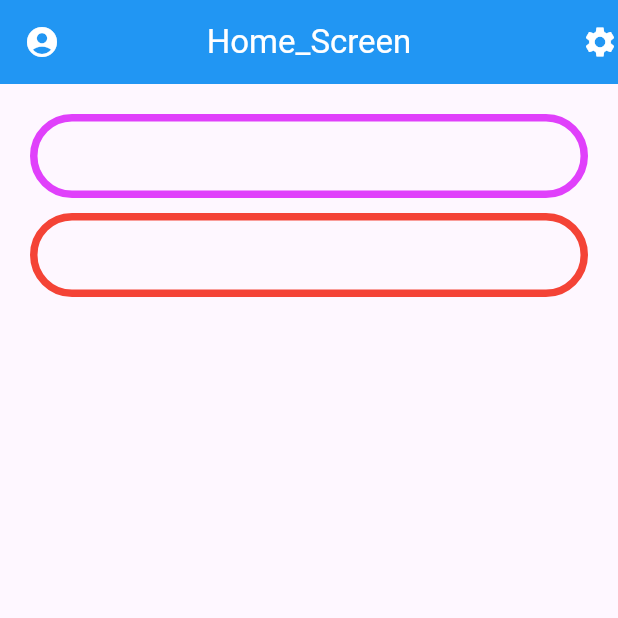
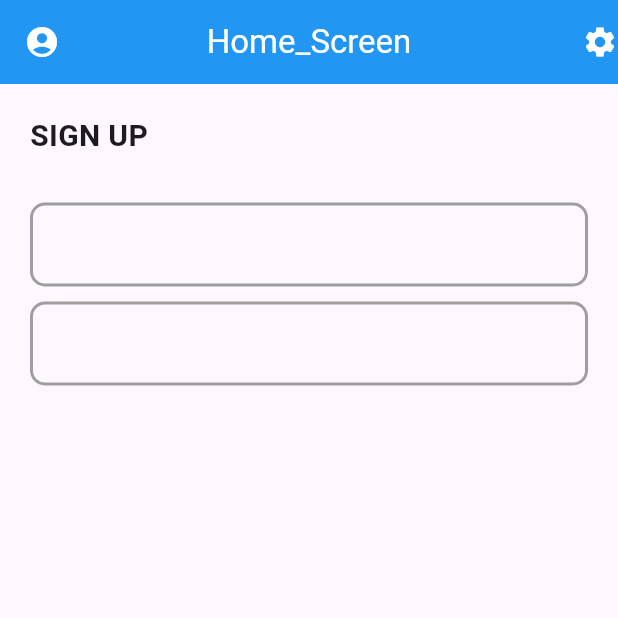
Before and after one commit to rifatalam26/my-first-app, a Flutter app: the home_screen screen opened directly, on a phone screen of 412 x 824 dp, the top half of it. Run offline on Flutter 3.47's test engine with Material 3 defaults, Android fonts, the phone set to English and light mode, and no system bars.

Commit message:
TextField

```diff
--- a/lib/view/home_screen.dart
+++ b/lib/view/home_screen.dart
@@ -18,17 +18,24 @@ class home_screen extends StatelessWidget {
         body: Padding(
           padding: const EdgeInsets.all(20.0),
           child: Column(
+            //   mainAxisAlignment: MainAxisAlignment.start,
+            crossAxisAlignment: CrossAxisAlignment.start,
             children: [
+              Text(
+                "SIGN UP",
+                style: TextStyle(fontSize: 20, fontWeight: FontWeight.bold),
+              ),
+              SizedBox(height: 30,),
               TextField(
                 enabled: true,
                 decoration: InputDecoration(
                   focusedBorder: OutlineInputBorder(
-                        borderRadius: BorderRadius.circular(30),
-                        borderSide: BorderSide(width: 5)),
+                      borderRadius: BorderRadius.circular(10),
+                      borderSide: BorderSide(width: 2)),
                   enabledBorder: OutlineInputBorder(
-                        borderRadius: BorderRadius.circular(30),
+                      borderRadius: BorderRadius.circular(10),
                       borderSide:
-                            BorderSide(width: 5, color: Colors.purpleAccent)),
+                          BorderSide(width: 2, color: Colors.grey)),
                 ),
               ),
               SizedBox(
@@ -38,10 +45,12 @@ class home_screen extends StatelessWidget {
                 decoration: InputDecoration(
                   focusedBorder: OutlineInputBorder(
                       borderSide:
-                            BorderSide(color: Colors.purpleAccent, width: 5),
-                        borderRadius: BorderRadius.circular(30)),
+                          BorderSide(color: Colors.purpleAccent, width: 2),
+                      borderRadius: BorderRadius.circular(10)),
                   enabledBorder: OutlineInputBorder(
-                        borderSide: BorderSide(color: Colors.red, width: 5),borderRadius: BorderRadius.circular(30)),),
+                      borderSide: BorderSide(color: Colors.grey, width: 2),
+                      borderRadius: BorderRadius.circular(10)),
+                ),
               )
             ],
           ),
```
Lines whose indentation alone changed are shown as unchanged.
